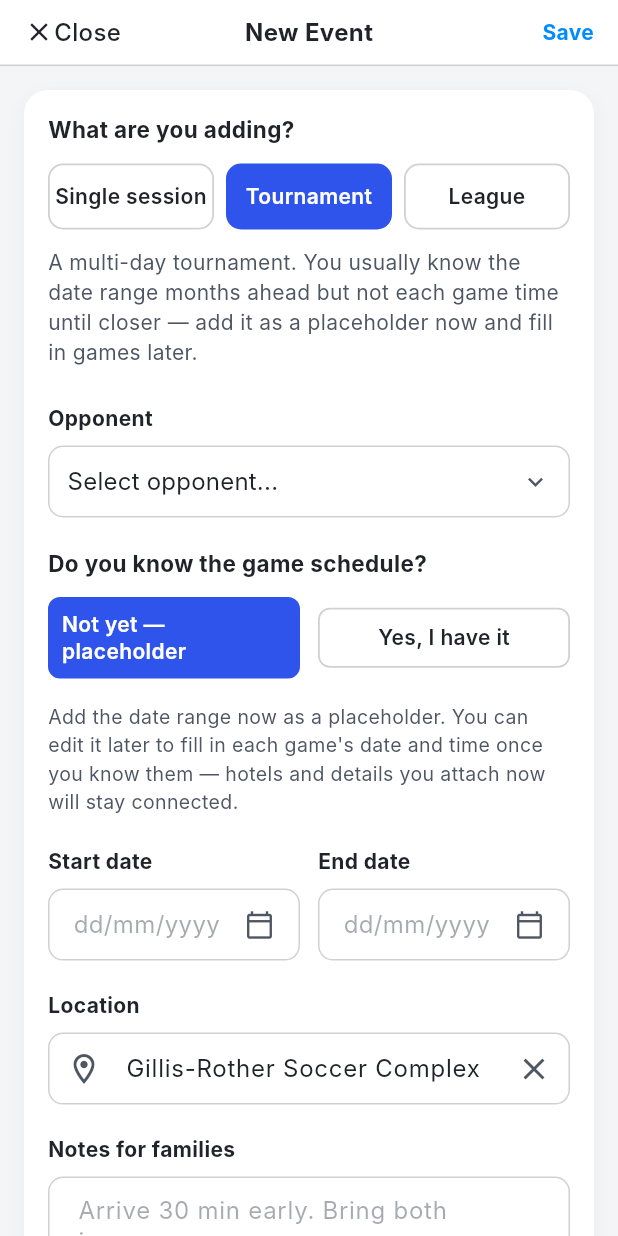
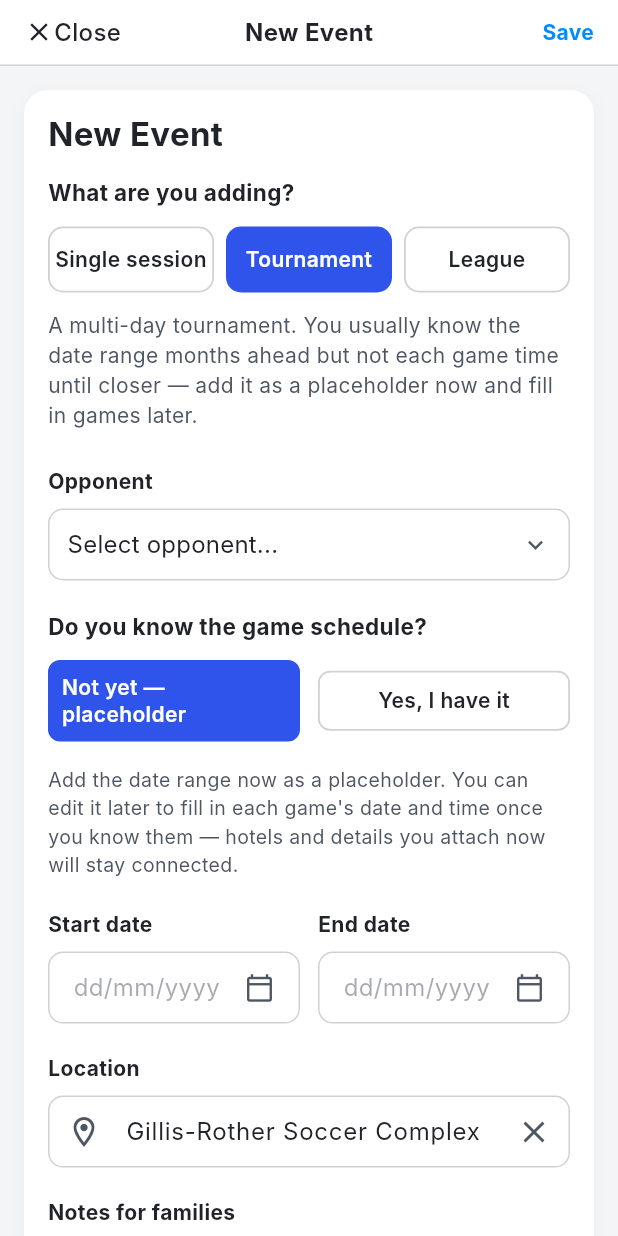
Before and after one commit to cwiservish/club-management-app, a Flutter app: the NewEventPage screen opened by its route, after a tap on "Tournament", on a phone screen of 412 x 824 dp. Run offline on Flutter 3.47's test engine with Material 3 defaults, Android fonts, the phone set to English and light mode, and no system bars; our stand-ins replace dio, file_picker, flutter_riverpod, flutter_secure_storage, flutter_svg, go_router and 2 more; missing offline and left inert: talkjs_flutter, talkjs_flutter_inappwebview; accounts and stored records are empty; Roboto replaces fonts that are missing (Inter).

Commit message:
worked on UI changes

```diff
--- a/lib/features/event_details/pages/new_event_page.dart
+++ b/lib/features/event_details/pages/new_event_page.dart
@@ -99,9 +99,9 @@ class _NewEventPageState extends ConsumerState<NewEventPage> {
   TimeOfDay _startTime = const TimeOfDay(hour: 12, minute: 0); // 12:00 PM
   int _durationHours = 1;
   int _durationMinutes = 30;
-  // Custom Time Picker states
-  bool _showSingleSessionTimePicker = false;
-  bool _showMultiDayTimePicker = false;
+  // Custom Time Picker overlay
+  final GlobalKey _startTimeFieldKey = GlobalKey();
+  OverlayEntry? _timePickerOverlay;
   // Game & Scrimmage specific fields
   String _selectedOpponent = 'Select opponent...';
   final List<String> _opponents = [
@@ -116,12 +116,12 @@ class _NewEventPageState extends ConsumerState<NewEventPage> {
   String _arriveEarly = 'No set arrival time';
   final List<String> _arriveEarlyOptions = [
     'No set arrival time',
-    '10 min early',
     '15 min early',
-    '20 min early',
     '30 min early',
     '45 min early',
-    '1 hour early',
+    '1 hr early',
+    '1 hr 15 min early',
+    '1 hr 30 min early',
   ];
 
   // Tournament/League specific state
@@ -171,7 +171,56 @@ class _NewEventPageState extends ConsumerState<NewEventPage> {
   ];
 
   @override
+  void _showStartTimeOverlay() {
+    _removeTimePickerOverlay();
+
+    final renderBox = _startTimeFieldKey.currentContext?.findRenderObject() as RenderBox?;
+    if (renderBox == null) return;
+
+    final offset = renderBox.localToGlobal(Offset.zero);
+    final size = renderBox.size;
+
+    _timePickerOverlay = OverlayEntry(
+      builder: (_) => Stack(
+        children: [
+          Positioned.fill(
+            child: GestureDetector(
+              behavior: HitTestBehavior.translucent,
+              onTap: _removeTimePickerOverlay,
+              child: const SizedBox.expand(),
+            ),
+          ),
+          Positioned(
+            left: offset.dx,
+            top: offset.dy + size.height + 4,
+            child: Material(
+              color: Colors.transparent,
+              child: GestureDetector(
+                onTap: () {},
+                child: _buildCustomTimePickerCard(
+                  onTimeChanged: () {
+                    setState(() {});
+                    _timePickerOverlay?.markNeedsBuild();
+                  },
+                ),
+              ),
+            ),
+          ),
+        ],
+      ),
+    );
+
+    Overlay.of(context).insert(_timePickerOverlay!);
+  }
+
+  void _removeTimePickerOverlay() {
+    _timePickerOverlay?.remove();
+    _timePickerOverlay = null;
+  }
+
+  @override
   void dispose() {
+    _removeTimePickerOverlay();
     _titleController.dispose();
     _locationController.dispose();
     _notesController.dispose();
@@ -303,6 +352,13 @@ class _NewEventPageState extends ConsumerState<NewEventPage> {
       child: Column(
         crossAxisAlignment: CrossAxisAlignment.start,
         children: [
+          // ── Page Title ──
+          Text(
+            'New Event',
+            style: AppTextStyles.heading22.copyWith(color: colors.textPrimary, fontWeight: FontWeight.bold),
+          ),
+          const SizedBox(height: 16),
+
           // ── Category Header ──
           Text(
             'What are you adding?',
@@ -461,28 +517,26 @@ class _NewEventPageState extends ConsumerState<NewEventPage> {
           runSpacing: 10,
           children: _eventTypes.map((type) => _buildEventTypeChip(type)).toList(),
         ),
-        const SizedBox(height: 16),
-
         // Import Link
-        GestureDetector(
-          onTap: () => context.push(AppRoutes.importSchedule),
-          child: Row(
-            children: [
-              Icon(Icons.file_download_outlined, color: colors.primary, size: 20),
-              const SizedBox(width: 6),
-              Expanded(
-                child: Text(
-                  'Have a full schedule? Import a calendar (CSV / iCal)',
-                  style: AppTextStyles.body14.copyWith(
-                    color: colors.primary,
-                    fontWeight: FontWeight.w600,
-                  ),
-                ),
-              ),
-            ],
-          ),
-        ),
-        const SizedBox(height: 24),
+        // GestureDetector(
+        //   onTap: () => context.push(AppRoutes.importSchedule),
+        //   child: Row(
+        //     children: [
+        //       Icon(Icons.file_download_outlined, color: colors.primary, size: 20),
+        //       const SizedBox(width: 6),
+        //       Expanded(
+        //         child: Text(
+        //           'Have a full schedule? Import a calendar (CSV / iCal)',
+        //           style: AppTextStyles.body14.copyWith(
+        //             color: colors.primary,
+        //             fontWeight: FontWeight.w600,
+        //           ),
+        //         ),
+        //       ),
+        //     ],
+        //   ),
+        // ),
+        const SizedBox(height: 20),
 
         // Title or Opponent Field
         if (_selectedEventType == 'Game' || _selectedEventType == 'Scrimmage') ...[
@@ -542,14 +596,15 @@ class _NewEventPageState extends ConsumerState<NewEventPage> {
           children: [
             Expanded(
               flex: 4,
+              child: KeyedSubtree(
+                key: _startTimeFieldKey,
                 child: _buildPickerField(
                   label: 'Start time',
                   valueText: timeStr,
                   isPlaceholder: false,
                   icon: Icons.access_time,
-                onTap: () => setState(() {
-                  _showSingleSessionTimePicker = !_showSingleSessionTimePicker;
-                }),
+                  onTap: _showStartTimeOverlay,
+                ),
               ),
             ),
             const SizedBox(width: 12),
@@ -597,18 +652,6 @@ class _NewEventPageState extends ConsumerState<NewEventPage> {
             ),
           ],
         ),
-        if (_showSingleSessionTimePicker) ...[
-          const SizedBox(height: 8),
-          Row(
-            children: [
-              _buildCustomTimePickerCard(
-                onTimeChanged: () => setState(() {}),
-              ),
-              const Spacer(),
-            ],
-          ),
-          const SizedBox(height: 12),
-        ],
         const SizedBox(height: 8),
         Row(
           children: [
@@ -843,14 +886,15 @@ class _NewEventPageState extends ConsumerState<NewEventPage> {
             children: [
               Expanded(
                 flex: 4,
+                child: KeyedSubtree(
+                  key: _startTimeFieldKey,
                   child: _buildPickerField(
                     label: 'Start time',
                     valueText: timeStr,
                     isPlaceholder: false,
                     icon: Icons.access_time,
-                  onTap: () => setState(() {
-                    _showMultiDayTimePicker = !_showMultiDayTimePicker;
-                  }),
+                    onTap: _showStartTimeOverlay,
+                  ),
                 ),
               ),
               const SizedBox(width: 12),
@@ -898,18 +942,6 @@ class _NewEventPageState extends ConsumerState<NewEventPage> {
               ),
             ],
           ),
-          if (_showMultiDayTimePicker) ...[
-            const SizedBox(height: 8),
-            Row(
-              children: [
-                _buildCustomTimePickerCard(
-                  onTimeChanged: () => setState(() {}),
-                ),
-                const Spacer(),
-              ],
-            ),
-            const SizedBox(height: 12),
-          ],
           const SizedBox(height: 8),
           Row(
             children: [
@@ -1060,12 +1092,10 @@ class _NewEventPageState extends ConsumerState<NewEventPage> {
   Widget _buildHomeOrAwayButton(String option) {
     final colors = AppColors.current;
     final isSelected = _homeOrAway == option;
-    return Expanded(
-      child: GestureDetector(
+    return GestureDetector(
       onTap: () => setState(() => _homeOrAway = option),
       child: Container(
-          height: 40,
-          alignment: Alignment.center,
+        padding: const EdgeInsets.symmetric(vertical: 11, horizontal: 15),
         decoration: BoxDecoration(
           color: isSelected
               ? (colors.isDark ? colors.primary : const Color(0xFF2F54EB))
@@ -1085,7 +1115,6 @@ class _NewEventPageState extends ConsumerState<NewEventPage> {
                 ? (colors.isDark ? Colors.black : Colors.white)
                 : colors.textPrimary,
             fontWeight: FontWeight.w600,
-            ),
           ),
         ),
       ),
@@ -1650,12 +1679,13 @@ class _NewEventPageState extends ConsumerState<NewEventPage> {
             child: Row(
               children: [
                 SizedBox(
-                  width: 24,
-                  height: 24,
+                  width: 25,
+                  height: 25,
                   child: Checkbox(
                     value: _saveOpponentForFuture,
-                    activeColor: const Color(0xFF00E5FF),
-                    checkColor: Colors.black,
+                    activeColor: colors.isDark ? colors.primary : const Color(0xFF2F54EB),
+                    checkColor: Colors.white,
+                    side: BorderSide(color: colors.textSecondary.withValues(alpha: 0.5), width: 1),
                     onChanged: (val) {
                       if (val != null) {
                         setState(() => _saveOpponentForFuture = val);
```
Lines whose indentation alone changed are shown as unchanged.
